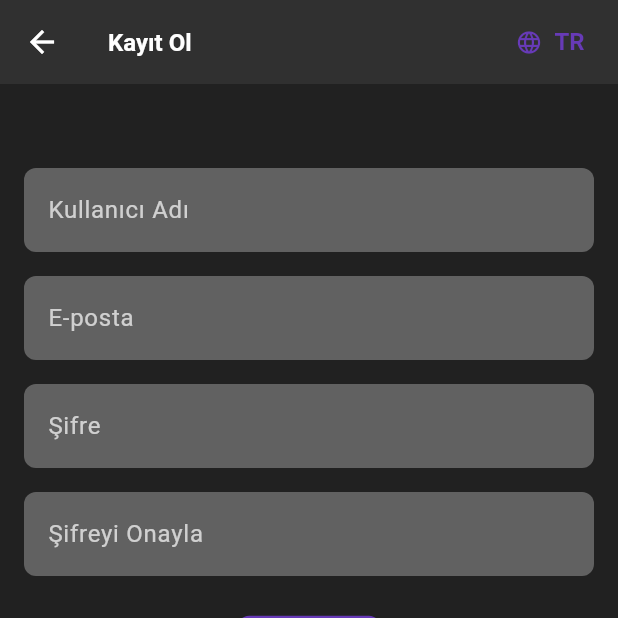
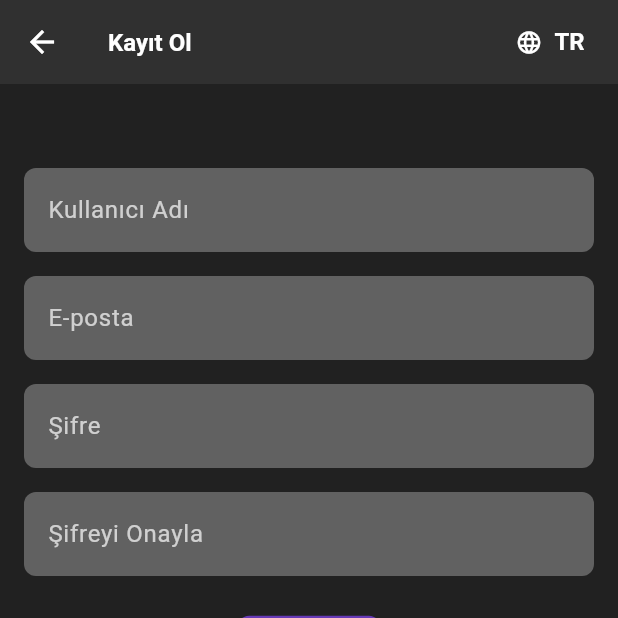
Before and after one commit to cormff/TTRPG-Manager, a Flutter app: the RegisterView screen opened by its route, on a phone screen of 412 x 824 dp, the top half of it. Run offline on Flutter 3.47's test engine with Material 3 defaults, Android fonts, the light colour scheme and no system bars; our stand-ins replace image_picker, shared_preferences; accounts and stored records are empty.

Commit message:
dil ve tema ayarları

```diff
--- a/lib/views/auth/register_view.dart
+++ b/lib/views/auth/register_view.dart
@@ -42,11 +42,11 @@ class _RegisterViewState extends State<RegisterView> {
               final isTr = langManager.currentLocale.languageCode == 'tr';
               langManager.changeLanguage(isTr ? 'en' : 'tr');
             },
-            icon: Icon(Icons.language, color: Theme.of(context).colorScheme.primary),
+            icon: Icon(Icons.language, color: Colors.white),
             label: Text(
               context.watch<LanguageManager>().currentLocale.languageCode == 'tr' ? 'TR' : 'EN',
               style: TextStyle(
-                color: Theme.of(context).colorScheme.primary,
+                color: Colors.white,
                 fontWeight: FontWeight.bold,
                 fontSize: 16,
               ),
--- a/lib/widgets/custom_drawer.dart
+++ b/lib/widgets/custom_drawer.dart
@@ -53,7 +53,6 @@ class CustomDrawer extends StatelessWidget {
                 ..._buildGMMenuItems(context, userRoleProvider)
               else
                 ..._buildPlayerMenuItems(context, userRoleProvider),
-              const Divider(),
               const Divider(),
 
               _buildDrawerItem(
```
